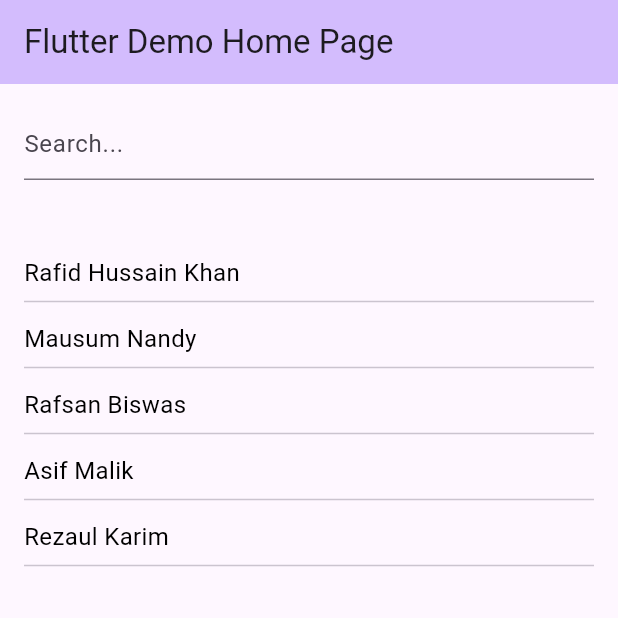
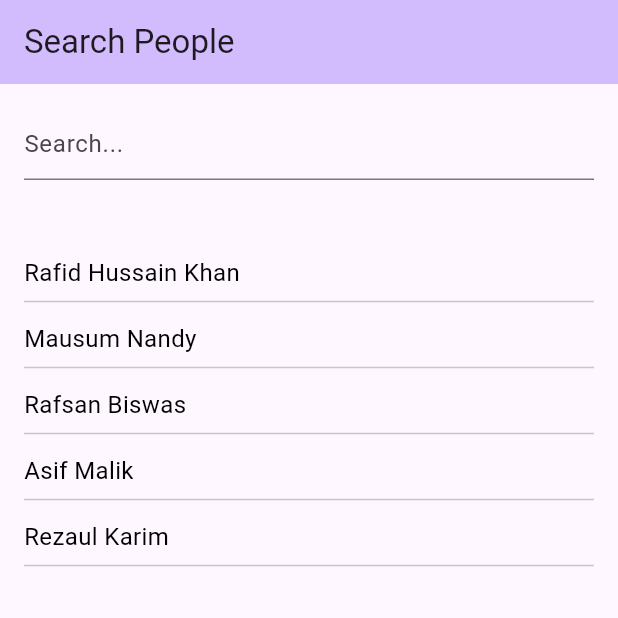
Before and after one commit to RafidKhan/flutter_character_search, a Flutter app: the screen it shows after launch, on a phone screen of 412 x 824 dp, the top half of it. Run offline on Flutter 3.47's test engine with Material 2 defaults, Android fonts, the light colour scheme and no system bars.

Commit message:
optimise search

```diff
--- a/lib/main.dart
+++ b/lib/main.dart
@@ -19,15 +19,15 @@ class MyApp extends StatelessWidget {
         colorScheme: ColorScheme.fromSeed(seedColor: Colors.deepPurple),
         useMaterial3: true,
       ),
-      home: const MyHomePage(title: 'Flutter Demo Home Page'),
+      home: const MyHomePage(),
     );
   }
 }
 
 class MyHomePage extends StatefulWidget {
-  const MyHomePage({super.key, required this.title});
-
-  final String title;
+  const MyHomePage({
+    super.key,
+  });
 
   @override
   State<MyHomePage> createState() => _MyHomePageState();
@@ -49,7 +49,7 @@ class _MyHomePageState extends State<MyHomePage> {
     return Scaffold(
       appBar: AppBar(
         backgroundColor: Theme.of(context).colorScheme.inversePrimary,
-        title: Text(widget.title),
+        title: const Text("Search People"),
       ),
       body: Padding(
         padding: const EdgeInsets.all(16),
@@ -72,24 +72,14 @@ class _MyHomePageState extends State<MyHomePage> {
                   final element = users[index];
 
                   final name = element.name.toLowerCase().replaceAll(" ", "");
-                  final email = element.email.toLowerCase().replaceAll(" ", "");
                   final query = textEditingController.text
                       .toLowerCase()
                       .replaceAll(" ", "");
 
-                  if (query.isEmpty) {
-                    return UserTile(
-                      model: element,
-                      query: query,
-                    );
-                  }
-
-                  if (query.contains(name) ||
+                  if (query.isEmpty ||
+                      query.contains(name) ||
                       name.contains(query) ||
-                      query.contains(email) ||
-                      email.contains(query) ||
-                      name == query ||
-                      email == query) {
+                      name == query) {
                     return UserTile(
                       model: element,
                       query: query,
```
